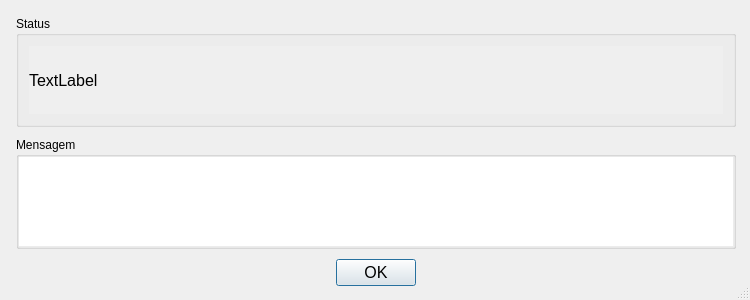
First picture: the form in Resources/UI/Componentes/StatusDialog.ui, repository Klubas/Projeto-SOAD, before the edit.
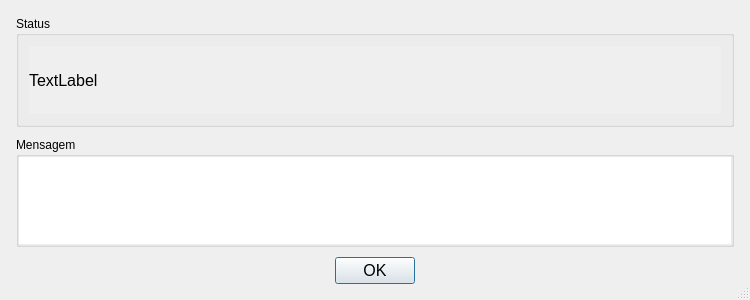
Second picture: the form after the edit.

```diff
--- a/Resources/UI/Componentes/StatusDialog.ui
+++ b/Resources/UI/Componentes/StatusDialog.ui
@@ -25,6 +25,12 @@
     <height>300</height>
    </size>
   </property>
+  <property name="maximumSize">
+   <size>
+    <width>16777215</width>
+    <height>16777215</height>
+   </size>
+  </property>
   <property name="windowTitle">
    <string>Dialog</string>
   </property>
@@ -48,8 +54,8 @@
      </property>
      <property name="minimumSize">
       <size>
-       <width>730</width>
-       <height>280</height>
+       <width>0</width>
+       <height>0</height>
       </size>
      </property>
      <property name="sizeIncrement">
```
Left out of the diff: 3 changed lines with no effect on the pictures.
